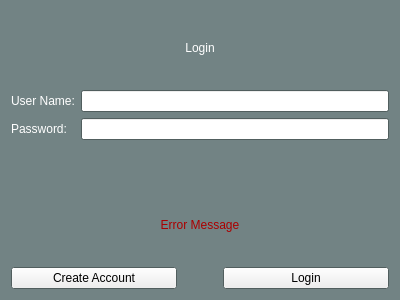
This is NtrestandChill/loginPage.ui in umustdye/NInterestandChill as Qt 5 draws it before an edit. The edited form follows.
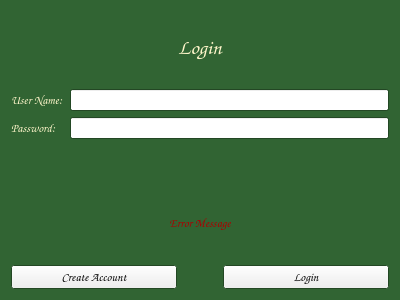
This is the edited form.

Commit message: Changed UI for login and create account pages

Patch:
```diff
--- a/NtrestandChill/loginPage.ui
+++ b/NtrestandChill/loginPage.ui
@@ -17,8 +17,8 @@
       <brush brushstyle="SolidPattern">
        <color alpha="255">
         <red>255</red>
-        <green>255</green>
-        <blue>255</blue>
+        <green>246</green>
+        <blue>203</blue>
        </color>
       </brush>
      </colorrole>
@@ -43,9 +43,9 @@
      <colorrole role="Window">
       <brush brushstyle="SolidPattern">
        <color alpha="255">
-        <red>114</red>
-        <green>131</green>
-        <blue>132</blue>
+        <red>49</red>
+        <green>100</green>
+        <blue>51</blue>
        </color>
       </brush>
      </colorrole>
@@ -64,8 +64,8 @@
       <brush brushstyle="SolidPattern">
        <color alpha="255">
         <red>255</red>
-        <green>255</green>
-        <blue>255</blue>
+        <green>246</green>
+        <blue>203</blue>
        </color>
       </brush>
      </colorrole>
@@ -90,9 +90,9 @@
      <colorrole role="Window">
       <brush brushstyle="SolidPattern">
        <color alpha="255">
-        <red>114</red>
-        <green>131</green>
-        <blue>132</blue>
+        <red>49</red>
+        <green>100</green>
+        <blue>51</blue>
        </color>
       </brush>
      </colorrole>
@@ -128,18 +128,18 @@
      <colorrole role="Base">
       <brush brushstyle="SolidPattern">
        <color alpha="255">
-        <red>114</red>
-        <green>131</green>
-        <blue>132</blue>
+        <red>49</red>
+        <green>100</green>
+        <blue>51</blue>
        </color>
       </brush>
      </colorrole>
      <colorrole role="Window">
       <brush brushstyle="SolidPattern">
        <color alpha="255">
-        <red>114</red>
-        <green>131</green>
-        <blue>132</blue>
+        <red>49</red>
+        <green>100</green>
+        <blue>51</blue>
        </color>
       </brush>
      </colorrole>
@@ -166,6 +166,51 @@
      </property>
      <item>
       <widget class="QLabel" name="loginLabel">
+       <property name="palette">
+        <palette>
+         <active>
+          <colorrole role="WindowText">
+           <brush brushstyle="SolidPattern">
+            <color alpha="255">
+             <red>255</red>
+             <green>246</green>
+             <blue>203</blue>
+            </color>
+           </brush>
+          </colorrole>
+         </active>
+         <inactive>
+          <colorrole role="WindowText">
+           <brush brushstyle="SolidPattern">
+            <color alpha="255">
+             <red>255</red>
+             <green>246</green>
+             <blue>203</blue>
+            </color>
+           </brush>
+          </colorrole>
+         </inactive>
+         <disabled>
+          <colorrole role="WindowText">
+           <brush brushstyle="SolidPattern">
+            <color alpha="255">
+             <red>120</red>
+             <green>120</green>
+             <blue>120</blue>
+            </color>
+           </brush>
+          </colorrole>
+         </disabled>
+        </palette>
+       </property>
+       <property name="font">
+        <font>
+         <family>Comic Sans MS</family>
+         <pointsize>16</pointsize>
+         <italic>true</italic>
+         <underline>false</underline>
+        </font>
+       </property>
        <property name="layoutDirection">
         <enum>Qt::LeftToRight</enum>
        </property>
@@ -184,6 +229,13 @@
       <layout class="QFormLayout" name="formLogin">
        <item row="0" column="0">
         <widget class="QLabel" name="usernameLabel">
+         <property name="font">
+          <font>
+           <family>Comic Sans MS</family>
+           <pointsize>9</pointsize>
+           <italic>true</italic>
+          </font>
+         </property>
          <property name="text">
           <string>User Name:</string>
          </property>
@@ -212,6 +264,15 @@
               </color>
              </brush>
             </colorrole>
+            <colorrole role="PlaceholderText">
+             <brush brushstyle="NoBrush">
+              <color alpha="128">
+               <red>0</red>
+               <green>0</green>
+               <blue>0</blue>
+              </color>
+             </brush>
+            </colorrole>
            </active>
            <inactive>
             <colorrole role="WindowText">
@@ -232,6 +293,15 @@
               </color>
              </brush>
             </colorrole>
+            <colorrole role="PlaceholderText">
+             <brush brushstyle="NoBrush">
+              <color alpha="128">
+               <red>0</red>
+               <green>0</green>
+               <blue>0</blue>
+              </color>
+             </brush>
+            </colorrole>
            </inactive>
            <disabled>
             <colorrole role="WindowText">
@@ -252,6 +322,15 @@
               </color>
              </brush>
             </colorrole>
+            <colorrole role="PlaceholderText">
+             <brush brushstyle="NoBrush">
+              <color alpha="128">
+               <red>0</red>
+               <green>0</green>
+               <blue>0</blue>
+              </color>
+             </brush>
+            </colorrole>
            </disabled>
           </palette>
          </property>
@@ -259,6 +338,13 @@
        </item>
        <item row="1" column="0">
         <widget class="QLabel" name="passwordLabel">
+         <property name="font">
+          <font>
+           <family>Comic Sans MS</family>
+           <pointsize>9</pointsize>
+           <italic>true</italic>
+          </font>
+         </property>
          <property name="text">
           <string>Password:</string>
          </property>
@@ -278,6 +364,15 @@
               </color>
              </brush>
             </colorrole>
+            <colorrole role="PlaceholderText">
+             <brush brushstyle="NoBrush">
+              <color alpha="128">
+               <red>0</red>
+               <green>0</green>
+               <blue>0</blue>
+              </color>
+             </brush>
+            </colorrole>
            </active>
            <inactive>
             <colorrole role="Text">
@@ -289,6 +384,15 @@
               </color>
              </brush>
             </colorrole>
+            <colorrole role="PlaceholderText">
+             <brush brushstyle="NoBrush">
+              <color alpha="128">
+               <red>0</red>
+               <green>0</green>
+               <blue>0</blue>
+              </color>
+             </brush>
+            </colorrole>
            </inactive>
            <disabled>
             <colorrole role="Text">
@@ -300,6 +404,15 @@
               </color>
              </brush>
             </colorrole>
+            <colorrole role="PlaceholderText">
+             <brush brushstyle="NoBrush">
+              <color alpha="128">
+               <red>0</red>
+               <green>0</green>
+               <blue>0</blue>
+              </color>
+             </brush>
+            </colorrole>
            </disabled>
           </palette>
          </property>
@@ -346,6 +459,15 @@
             </color>
            </brush>
           </colorrole>
+          <colorrole role="PlaceholderText">
+           <brush brushstyle="NoBrush">
+            <color alpha="128">
+             <red>170</red>
+             <green>0</green>
+             <blue>0</blue>
+            </color>
+           </brush>
+          </colorrole>
          </active>
          <inactive>
           <colorrole role="WindowText">
@@ -366,6 +488,15 @@
             </color>
            </brush>
           </colorrole>
+          <colorrole role="PlaceholderText">
+           <brush brushstyle="NoBrush">
+            <color alpha="128">
+             <red>170</red>
+             <green>0</green>
+             <blue>0</blue>
+            </color>
+           </brush>
+          </colorrole>
          </inactive>
          <disabled>
           <colorrole role="WindowText">
@@ -386,9 +517,25 @@
             </color>
            </brush>
           </colorrole>
+          <colorrole role="PlaceholderText">
+           <brush brushstyle="NoBrush">
+            <color alpha="128">
+             <red>170</red>
+             <green>0</green>
+             <blue>0</blue>
+            </color>
+           </brush>
+          </colorrole>
          </disabled>
         </palette>
        </property>
+       <property name="font">
+        <font>
+         <family>Comic Sans MS</family>
+         <pointsize>9</pointsize>
+         <italic>true</italic>
+        </font>
+       </property>
        <property name="text">
         <string>Error Message</string>
        </property>
@@ -401,6 +548,13 @@
       <layout class="QHBoxLayout" name="horizontalLayout">
        <item>
         <widget class="QPushButton" name="createAccount">
+         <property name="font">
+          <font>
+           <family>Comic Sans MS</family>
+           <pointsize>9</pointsize>
+           <italic>true</italic>
+          </font>
+         </property>
          <property name="text">
           <string>Create Account</string>
          </property>
@@ -424,6 +578,13 @@
        </item>
        <item>
         <widget class="QPushButton" name="login">
+         <property name="font">
+          <font>
+           <family>Comic Sans MS</family>
+           <pointsize>9</pointsize>
+           <italic>true</italic>
+          </font>
+         </property>
          <property name="text">
           <string>Login</string>
          </property>
```
The commit also changes 24 other files.
